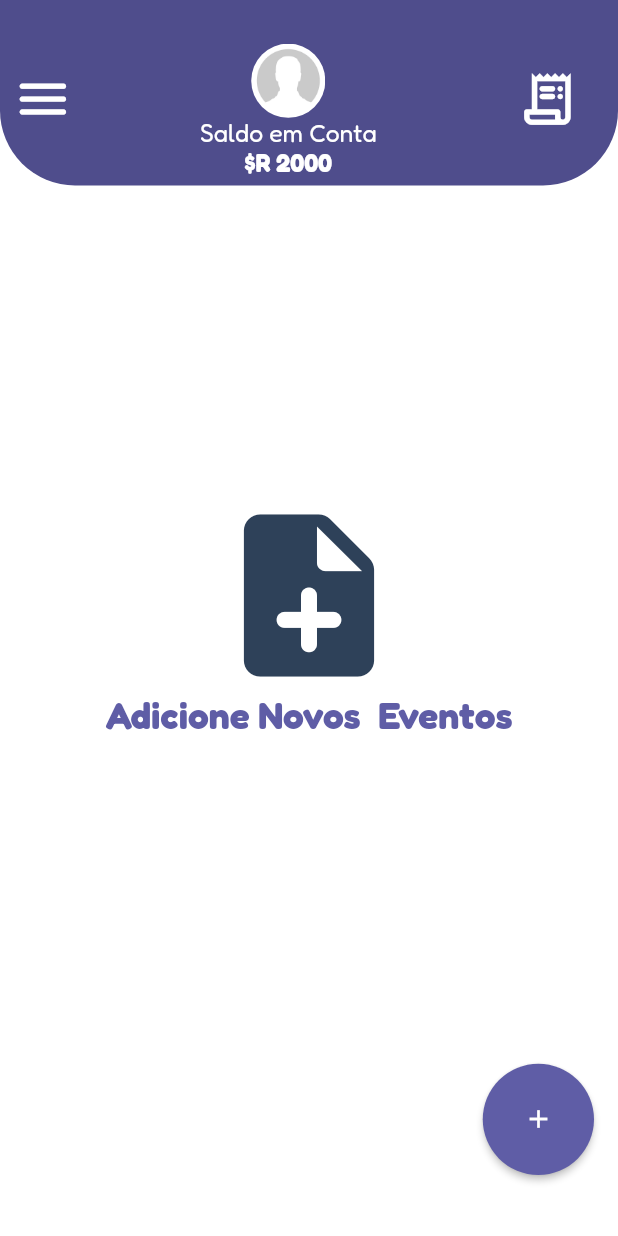
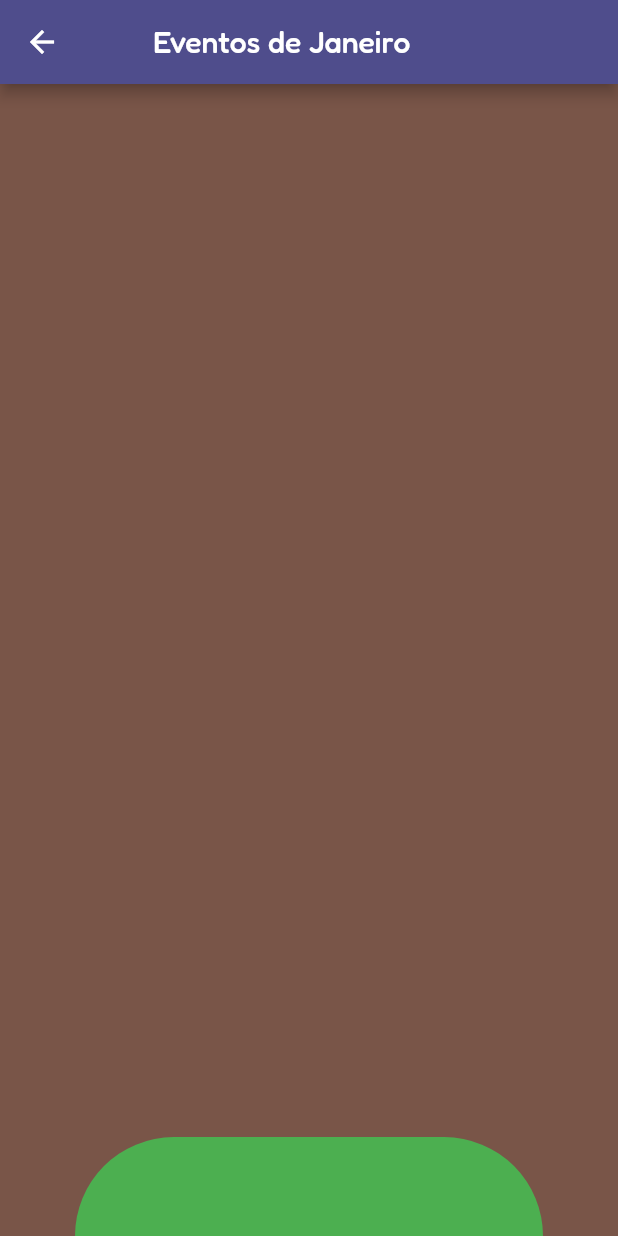
Before and after one commit to JoseGoncalvess/My_Money, a Flutter app: the screen it shows after launch, after a tap on "Salvar", after a tap on the "receipt long" icon, on a phone screen of 412 x 824 dp. Run offline on Flutter 3.47's test engine with Material 2 defaults, Android fonts, the light colour scheme and no system bars.

Commit message:
ajust size viwer

```diff
--- a/lib/page/screens/home/home_page.dart
+++ b/lib/page/screens/home/home_page.dart
@@ -14,7 +14,7 @@ class _HomePageState extends State<HomePage> {
   @override
   Widget build(BuildContext context) {
     final height = MediaQuery.of(context).size.height;
-    final width = MediaQuery.of(context).size.height;
+    final width = MediaQuery.of(context).size.width;
     return Scaffold(
       body: SizedBox(
         height: height,
@@ -25,12 +25,12 @@ class _HomePageState extends State<HomePage> {
             width: width,
             color: Colors.white,
             child: eventos.isEmpty
-                ? NewItemWidget()
+                ? const NewItemWidget()
                 : ListView.builder(
                     itemCount: eventos.isEmpty ? 1 : eventos.length,
                     itemBuilder: (context, index) => Container()),
           ),
-          TabbarMenuWidget()
+          const TabbarMenuWidget()
         ]),
       ),
       floatingActionButton: SizedBox(
--- a/lib/page/screens/home/tabbar_menu_widget.dart
+++ b/lib/page/screens/home/tabbar_menu_widget.dart
@@ -1,4 +1,6 @@
 import 'package:flutter/material.dart';
+
+import '../monthPage/month_page_details.dart';
 
 class TabbarMenuWidget extends StatelessWidget {
   const TabbarMenuWidget({Key? key}) : super(key: key);
@@ -57,7 +59,13 @@ class TabbarMenuWidget extends StatelessWidget {
             ),
           ),
           IconButton(
-              onPressed: () {},
+              onPressed: () {
+                Navigator.push(
+                    context,
+                    MaterialPageRoute(
+                      builder: (context) => MonthPageDetails(),
+                    ));
+              },
               icon: Icon(
                 Icons.receipt_long_rounded,
                 size: height * 0.05,
--- /dev/null
+++ b/lib/page/screens/monthPage/month_page_details.dart
@@ -0,0 +1,78 @@
+import 'package:flutter/material.dart';
+
+class MonthPageDetails extends StatefulWidget {
+  const MonthPageDetails({super.key});
+
+  @override
+  State<MonthPageDetails> createState() => _MonthPageDetailsState();
+}
+
+class _MonthPageDetailsState extends State<MonthPageDetails>
+    with TickerProviderStateMixin {
+  late TabController tabcontroller;
+  @override
+  void initState() {
+    // TODO: implement initState
+    super.initState();
+    tabcontroller = TabController(length: 4, vsync: this);
+  }
+
+  @override
+  void dispose() {
+    // TODO: implement dispose
+    super.dispose();
+    tabcontroller.dispose();
+  }
+
+  bool animated = false;
+
+  @override
+  Widget build(BuildContext context) {
+    final height = MediaQuery.of(context).size.height;
+    final width = MediaQuery.of(context).size.width;
+    return Scaffold(
+      appBar: AppBar(
+        backgroundColor: const Color(0xff4F4D8C),
+        title: const Padding(
+          padding: EdgeInsets.only(left: 30.0),
+          child: Text('Eventos de Janeiro'),
+        ),
+      ),
+      body: Container(
+        height: height,
+        width: width,
+        color: Colors.white,
+        child: Stack(
+          children: [
+            Container(
+              color: Colors.brown,
+            ),
+            Positioned(
+                left: 50,
+                right: 50,
+                bottom: 0,
+                child: GestureDetector(
+                  onTap: () {
+                    setState(() {
+                      animated = !animated;
+                    });
+                  },
+                  child: AnimatedContainer(
+                      duration: Duration(seconds: 1),
+                      decoration: BoxDecoration(
+                        color: !animated ? Colors.green : Colors.red,
+                        borderRadius: BorderRadius.only(
+                          topLeft: Radius.circular(animated ? 0 : 90),
+                          topRight: Radius.circular(animated ? 0 : 90),
+                        ),
+                      ),
+                      curve: Curves.easeInOutCirc,
+                      height: !animated ? height * 0.08 : height * 0.5,
+                      width: width),
+                )),
+          ],
+        ),
+      ),
+    );
+  }
+}
--- a/lib/page/screens/perfilpage/create_perfil.dart
+++ b/lib/page/screens/perfilpage/create_perfil.dart
@@ -7,7 +7,7 @@ class CreatePerfil extends StatelessWidget {
   @override
   Widget build(BuildContext context) {
     final height = MediaQuery.of(context).size.height;
-    final width = MediaQuery.of(context).size.height;
+    final width = MediaQuery.of(context).size.width;
     return Scaffold(
       body: SingleChildScrollView(
         scrollDirection: Axis.vertical,
@@ -45,7 +45,7 @@ class CreatePerfil extends StatelessWidget {
               ),
               Container(
                   width: MediaQuery.of(context).size.width * 0.85,
-                  height: MediaQuery.of(context).size.height * 0.5,
+                  height: MediaQuery.of(context).size.height * 0.56,
                   decoration: BoxDecoration(
                       color: const Color(0xff2E4159),
                       borderRadius: BorderRadius.circular(22)),
--- a/lib/page/screens/perfilpage/formcad_user_widget.dart
+++ b/lib/page/screens/perfilpage/formcad_user_widget.dart
@@ -19,26 +19,29 @@ class _FormcadUserWidgetState extends State<FormcadUserWidget> {
   @override
   Widget build(BuildContext context) {
     final height = MediaQuery.of(context).size.height;
-    final width = MediaQuery.of(context).size.height;
+    final width = MediaQuery.of(context).size.width;
     return Column(
       crossAxisAlignment: CrossAxisAlignment.center,
       children: [
-        Text(
-          'PERFIL',
-          style:
-              TextStyle(fontSize: height * 0.03, fontWeight: FontWeight.w800),
+        Padding(
+          padding: const EdgeInsets.all(4.0),
+          child: Text(
+            'PERFIL',
+            style:
+                TextStyle(fontSize: height * 0.03, fontWeight: FontWeight.w800),
+          ),
         ),
         const AvatarProfileWidget(image: 'assets/img/sem_logo.jpg'),
         SizedBox(
-          width: width * 0.4,
-          height: height * 0.1,
+          width: width * 0.7,
+          height: height * 0.12,
           child: CustomFormfielWidget(
               controller: _namecontroller,
               keybordtype: TextInputType.text,
               internlabel: 'Olá, Me chamo...'),
         ),
         SizedBox(
-          width: width * 0.3,
+          width: width * 0.6,
           height: height * 0.1,
           child: CustomFormfielWidget(
               controller: _moneycontroller,
@@ -46,7 +49,7 @@ class _FormcadUserWidgetState extends State<FormcadUserWidget> {
               internlabel: 'Meu patrimonio atual é ...'),
         ),
         SizedBox(
-          width: width * 0.24,
+          width: width * 0.4,
           height: height * 0.08,
           child: ElevatedButton(
             style: const ButtonStyle(
--- a/lib/page/widgets/avatar_profile_widget.dart
+++ b/lib/page/widgets/avatar_profile_widget.dart
@@ -7,16 +7,18 @@ class AvatarProfileWidget extends StatelessWidget {
   @override
   Widget build(BuildContext context) {
     final height = MediaQuery.of(context).size.height;
-    final width = MediaQuery.of(context).size.height;
+    final width = MediaQuery.of(context).size.width;
 
     return Padding(
       padding: const EdgeInsets.all(8.0),
       child: Container(
-        width: width * 0.1,
+        width: width * 0.2,
         height: height * 0.1,
         decoration: BoxDecoration(
             borderRadius: BorderRadius.circular(50),
-            image: DecorationImage(image: AssetImage(image))),
+            image: DecorationImage(
+              image: AssetImage(image),
+            )),
       ),
     );
   }
```
Also changed, not shown: 6 other files.
